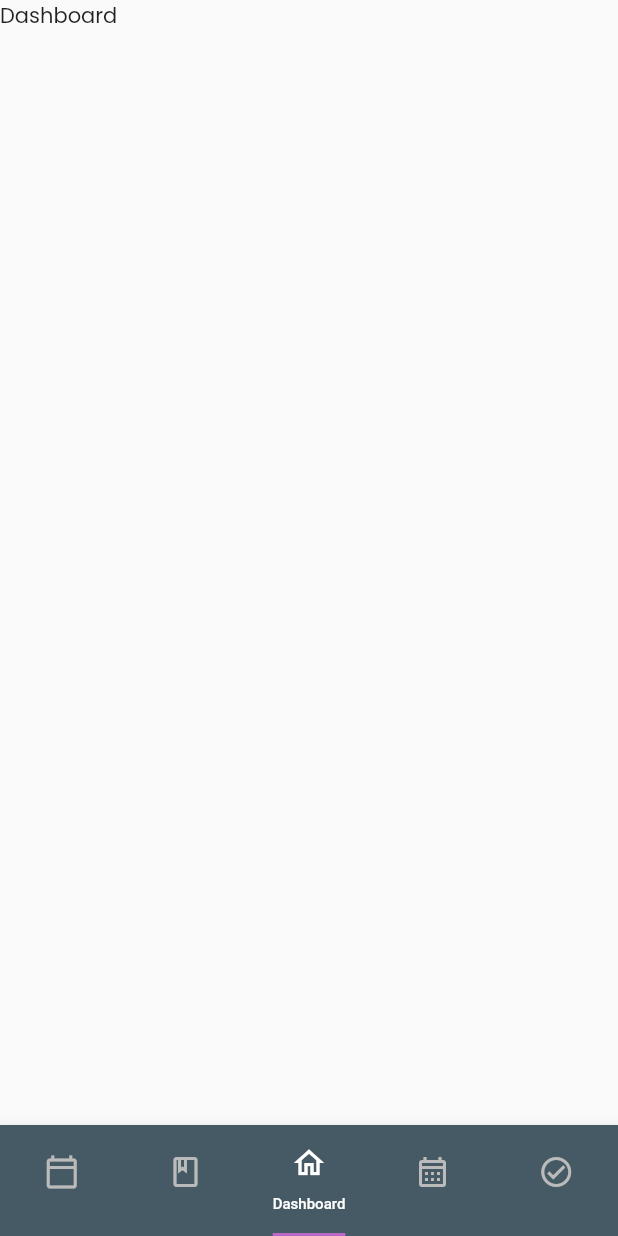
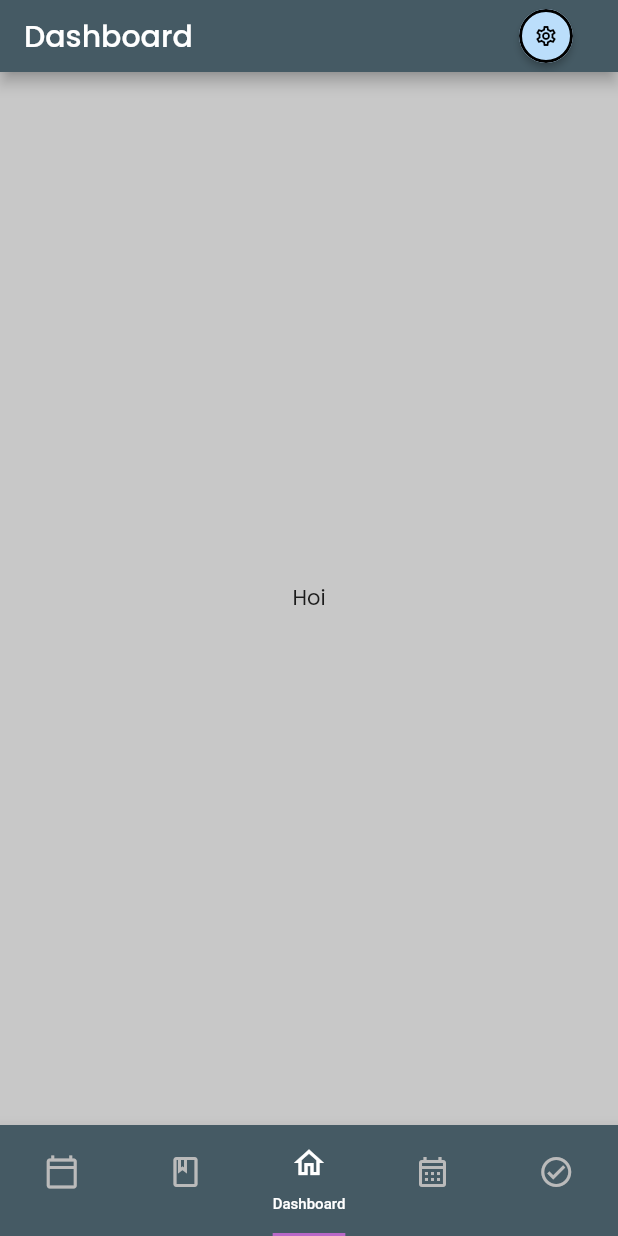
Before and after one commit to whitetxt/planner_app, a Flutter app: the screen it shows after launch, on a phone screen of 412 x 824 dp. Run offline on Flutter 3.47's test engine with Material 2 defaults, Android fonts, the phone set to English and light mode, and no system bars; drawn by our look-alikes of auto_size_text; our stand-ins replace google_fonts.

Commit message:
Added all pages.

```diff
--- /dev/null
+++ b/lib/dashboard.dart
@@ -0,0 +1,23 @@
+import "package:flutter/material.dart";
+
+import "pl_appbar.dart";
+
+class Dashboard extends StatefulWidget {
+  const Dashboard({Key? key}) : super(key: key);
+
+  @override
+  State<Dashboard> createState() => _DashboardState();
+}
+
+class _DashboardState extends State<Dashboard> {
+  @override
+  Widget build(BuildContext context) {
+    return Scaffold(
+      appBar: PLAppBar("Dashboard", context),
+      backgroundColor: Theme.of(context).backgroundColor,
+      body: Center(
+        child: Text("Hoi"),
+      ),
+    );
+  }
+}
--- a/lib/main.dart
+++ b/lib/main.dart
@@ -5,6 +5,9 @@ import 'package:google_fonts/google_fonts.dart';
 
 import "timetable.dart";
 import "homework.dart";
+import "dashboard.dart";
+import "calendar.dart";
+import "exams.dart";
 import "settings.dart";
 
 void main() {
@@ -100,11 +103,11 @@ class _MainPageState extends State<MainPage>
         physics: const BouncingScrollPhysics(),
         dragStartBehavior: DragStartBehavior.down,
         children: const [
-          Timetable(),
+          TimetablePage(),
           HomeworkPage(),
-          Text("Dashboard"),
-          Text("Calendar"),
-          Text("Exams"),
+          Dashboard(),
+          CalendarPage(),
+          ExamPage(),
         ],
       ),
       bottomNavigationBar: BottomAppBar(
```
Also changed, not shown: lib/calendar.dart (added, +23 -0 lines), lib/exams.dart (added, +23 -0 lines), lib/homework.dart (+52 -19 lines), lib/timetable.dart (+7 -7 lines).
